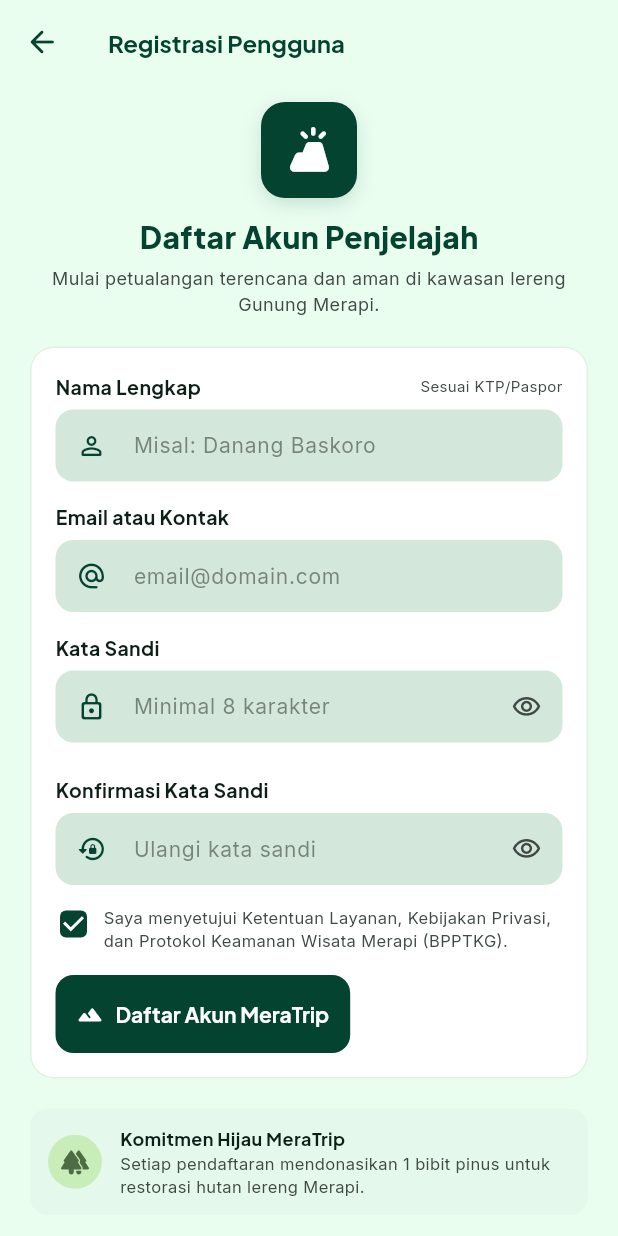
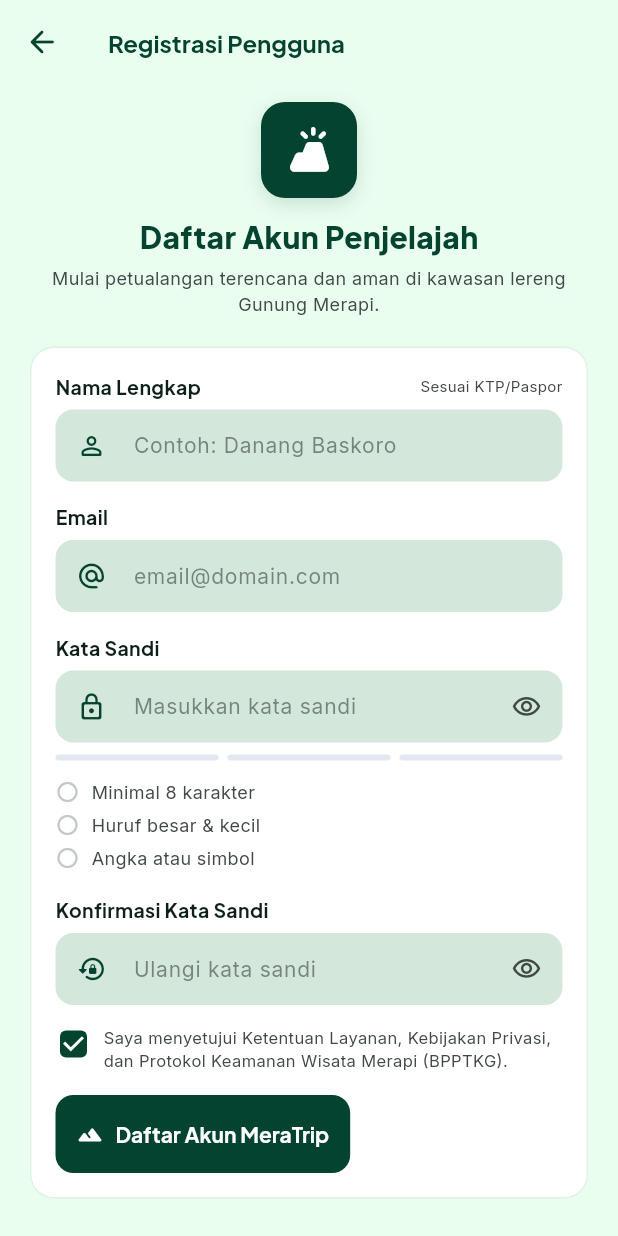
Before and after one commit to BagusFp/mobilehebat, a Flutter app: the RegisterScreen screen opened directly, on a phone screen of 412 x 824 dp. Run offline on Flutter 3.47's test engine with Material 3 defaults, Android fonts, the phone set to English and light mode, and no system bars; our stand-ins replace flutter_local_notifications, flutter_map, geolocator, google_fonts, image_picker, latlong2 and 6 more; accounts and stored records are empty.

Commit message:
feat: enhance password strength validation and criteria display in registration screen

```diff
--- a/lib/features/auth/login_screen.dart
+++ b/lib/features/auth/login_screen.dart
@@ -238,7 +238,6 @@
                       decoration: const InputDecoration(
                         hintText: 'nama@email.com',
                         prefixIcon: Icon(Icons.alternate_email_rounded, color: AppColors.primary, size: 20),
-                        // suffixIcon: Icon(Icons.check_circle_rounded, color: AppColors.secondary, size: 18),
                       ),
                     ),
                     const SizedBox(height: 14),
--- a/lib/features/auth/register_screen.dart
+++ b/lib/features/auth/register_screen.dart
@@ -37,8 +37,35 @@
     int strength = 0;
     if (password.length >= 8) strength++;
     if (RegExp(r'[A-Z]').hasMatch(password) && RegExp(r'[a-z]').hasMatch(password)) strength++;
-    if (RegExp(r'[0-9]').hasMatch(password) || RegExp(r'[!@#\$&*~]').hasMatch(password)) strength++;
+    if (RegExp(r'[0-9]').hasMatch(password) || RegExp(r'[!@#\$%^&*(),.?":{}|<>~_\-]').hasMatch(password)) strength++;
     return strength;
+  }
+
+  Widget _buildPasswordCriterion({required String label, required bool isMet}) {
+    const activeColor = Color(0xFF007A60);
+    return Padding(
+      padding: const EdgeInsets.symmetric(vertical: 2.5),
+      child: Row(
+        children: [
+          Icon(
+            isMet ? Icons.check_circle_rounded : Icons.radio_button_unchecked_rounded,
+            size: 16,
+            color: isMet ? activeColor : AppColors.outlineVariant,
+          ),
+          const SizedBox(width: 8),
+          Expanded(
+            child: Text(
+              label,
+              style: AppTypography.bodySmall.copyWith(
+                fontSize: 12,
+                color: isMet ? activeColor : AppColors.onSurfaceVariant,
+                fontWeight: isMet ? FontWeight.w600 : FontWeight.normal,
+              ),
+            ),
+          ),
+        ],
+      ),
+    );
   }
 
   void _handleRegister() async {
@@ -128,9 +155,28 @@
   @override
   Widget build(BuildContext context) {
     final authProvider = context.watch<AuthProvider>();
-    final passwordStrength = _calculatePasswordStrength(_passwordController.text);
-    final isPasswordMatch = _passwordController.text.isNotEmpty &&
-        _passwordController.text == _confirmPasswordController.text;
+    final passwordText = _passwordController.text;
+    final passwordStrength = _calculatePasswordStrength(passwordText);
+    final isPasswordMatch = passwordText.isNotEmpty &&
+        passwordText == _confirmPasswordController.text;
+
+    final hasMinLength = passwordText.length >= 8;
+    final hasUpperLower = RegExp(r'[A-Z]').hasMatch(passwordText) && RegExp(r'[a-z]').hasMatch(passwordText);
+    final hasNumberOrSymbol = RegExp(r'[0-9]').hasMatch(passwordText) ||
+        RegExp(r'[!@#\$%^&*(),.?":{}|<>~_\-]').hasMatch(passwordText);
+
+    final String strengthLabel;
+    final Color strengthColor;
+    if (passwordStrength == 3) {
+      strengthLabel = 'Kuat';
+      strengthColor = const Color(0xFF00A878);
+    } else if (passwordStrength == 2) {
+      strengthLabel = 'Sedang';
+      strengthColor = AppColors.volcanoStatusWaspada;
+    } else {
+      strengthLabel = 'Lemah';
+      strengthColor = AppColors.error;
+    }
 
     return Scaffold(
       backgroundColor: AppColors.background,
@@ -221,14 +267,14 @@
                       controller: _nameController,
                       style: AppTypography.bodyMedium.copyWith(color: AppColors.onSurface),
                       decoration: const InputDecoration(
-                        hintText: 'Misal: Danang Baskoro',
+                        hintText: 'Contoh: Danang Baskoro',
                         prefixIcon: Icon(Icons.person_outline_rounded, color: AppColors.primary, size: 20),
                       ),
                     ),
                     const SizedBox(height: 14),
 
                     // Field Email
-                    Text('Email atau Kontak', style: AppTypography.titleSmall.copyWith(fontWeight: FontWeight.bold)),
+                    Text('Email', style: AppTypography.titleSmall.copyWith(fontWeight: FontWeight.bold)),
                     const SizedBox(height: 6),
                     TextField(
                       controller: _emailController,
@@ -250,7 +296,7 @@
                       onChanged: (_) => setState(() {}),
                       style: AppTypography.bodyMedium.copyWith(color: AppColors.onSurface),
                       decoration: InputDecoration(
-                        hintText: 'Minimal 8 karakter',
+                        hintText: 'Masukkan kata sandi',
                         prefixIcon: const Icon(Icons.lock_outline_rounded, color: AppColors.primary, size: 20),
                         suffixIcon: IconButton(
                           icon: Icon(
@@ -264,61 +310,70 @@
                     ),
                     const SizedBox(height: 8),
 
-                    // Password Strength Indicator
-                    if (_passwordController.text.isNotEmpty)
-                      Container(
-                        padding: const EdgeInsets.all(8),
-                        decoration: BoxDecoration(
-                          color: AppColors.surfaceContainerLow,
-                          borderRadius: AppDimensions.roundedSm,
+                    // Password Strength Segmented Bar & Criteria Indicator
+                    Row(
+                      crossAxisAlignment: CrossAxisAlignment.center,
+                      children: [
+                        Expanded(
+                          child: Container(
+                            height: 4,
+                            decoration: BoxDecoration(
+                              color: passwordStrength >= 1 && passwordText.isNotEmpty
+                                  ? strengthColor
+                                  : AppColors.offlineBg,
+                              borderRadius: BorderRadius.circular(4),
+                            ),
+                          ),
                         ),
-                        child: Column(
-                          crossAxisAlignment: CrossAxisAlignment.start,
-                          children: [
-                            Row(
-                              mainAxisAlignment: MainAxisAlignment.spaceBetween,
-                              children: [
-                                Flexible(
-                                  child: Text(
-                                    passwordStrength == 3
-                                        ? 'Kekuatan Sandi: Kuat'
-                                        : passwordStrength == 2
-                                            ? 'Kekuatan Sandi: Sedang'
-                                            : 'Kekuatan Sandi: Lemah',
-                                    style: AppTypography.labelSmall.copyWith(
-                                      color: passwordStrength == 3 ? AppColors.primary : AppColors.volcanoStatusWaspada,
-                                      fontWeight: FontWeight.bold,
-                                    ),
-                                    maxLines: 1,
-                                    overflow: TextOverflow.ellipsis,
-                                  ),
-                                ),
-                                const SizedBox(width: 8),
-                                Flexible(
-                                  child: Text(
-                                    '$passwordStrength/3 Kriteria',
-                                    style: AppTypography.bodySmall.copyWith(fontSize: 10),
-                                    maxLines: 1,
-                                    overflow: TextOverflow.ellipsis,
-                                  ),
-                                ),
-                              ],
+                        const SizedBox(width: 6),
+                        Expanded(
+                          child: Container(
+                            height: 4,
+                            decoration: BoxDecoration(
+                              color: passwordStrength >= 2 && passwordText.isNotEmpty
+                                  ? strengthColor
+                                  : AppColors.offlineBg,
+                              borderRadius: BorderRadius.circular(4),
                             ),
-                            const SizedBox(height: 4),
-                            ClipRRect(
-                              borderRadius: AppDimensions.roundedFull,
-                              child: LinearProgressIndicator(
-                                value: passwordStrength / 3,
-                                minHeight: 4,
-                                backgroundColor: AppColors.surfaceContainer,
-                                valueColor: AlwaysStoppedAnimation<Color>(
-                                  passwordStrength == 3 ? AppColors.primary : AppColors.volcanoStatusWaspada,
-                                ),
-                              ),
+                          ),
+                        ),
+                        const SizedBox(width: 6),
+                        Expanded(
+                          child: Container(
+                            height: 4,
+                            decoration: BoxDecoration(
+                              color: passwordStrength >= 3 && passwordText.isNotEmpty
+                                  ? strengthColor
+                                  : AppColors.offlineBg,
+                              borderRadius: BorderRadius.circular(4),
                             ),
-                          ],
+                          ),
                         ),
-                      ),
+                        if (passwordText.isNotEmpty) ...[
+                          const SizedBox(width: 10),
+                          Text(
+                            strengthLabel,
+                            style: AppTypography.labelMedium.copyWith(
+                              color: strengthColor,
+                              fontWeight: FontWeight.bold,
+                            ),
+                          ),
+                        ],
+                      ],
+                    ),
+                    const SizedBox(height: 10),
+                    _buildPasswordCriterion(
+                      label: 'Minimal 8 karakter',
+                      isMet: hasMinLength,
+                    ),
+                    _buildPasswordCriterion(
+                      label: 'Huruf besar & kecil',
+                      isMet: hasUpperLower,
+                    ),
+                    _buildPasswordCriterion(
+                      label: 'Angka atau simbol',
+                      isMet: hasNumberOrSymbol,
+                    ),
                     const SizedBox(height: 14),
 
                     // Field Konfirmasi Kata Sandi
@@ -382,41 +437,6 @@
                 ),
               ),
               const SizedBox(height: 20),
-
-              // Komitmen Hijau MeraTrip Banner
-              Container(
-                padding: const EdgeInsets.all(12),
-                decoration: BoxDecoration(
-                  color: AppColors.surfaceContainerLow,
-                  borderRadius: AppDimensions.roundedMd,
-                ),
-                child: Row(
-                  children: [
-                    Container(
-                      padding: const EdgeInsets.all(8),
-                      decoration: const BoxDecoration(
-                        color: AppColors.secondaryContainer,
-                        shape: BoxShape.circle,
-                      ),
-                      child: const Icon(Icons.forest_rounded, size: 20, color: AppColors.onSecondaryContainer),
-                    ),
-                    const SizedBox(width: 12),
-                    Expanded(
-                      child: Column(
-                        crossAxisAlignment: CrossAxisAlignment.start,
-                        children: [
-                          Text('Komitmen Hijau MeraTrip', style: AppTypography.labelMedium.copyWith(fontWeight: FontWeight.bold)),
-                          Text(
-                            'Setiap pendaftaran mendonasikan 1 bibit pinus untuk restorasi hutan lereng Merapi.',
-                            style: AppTypography.bodySmall.copyWith(fontSize: 11),
-                          ),
-                        ],
-                      ),
-                    ),
-                  ],
-                ),
-              ),
-              const SizedBox(height: 20),
             ],
           ),
         ),
```
